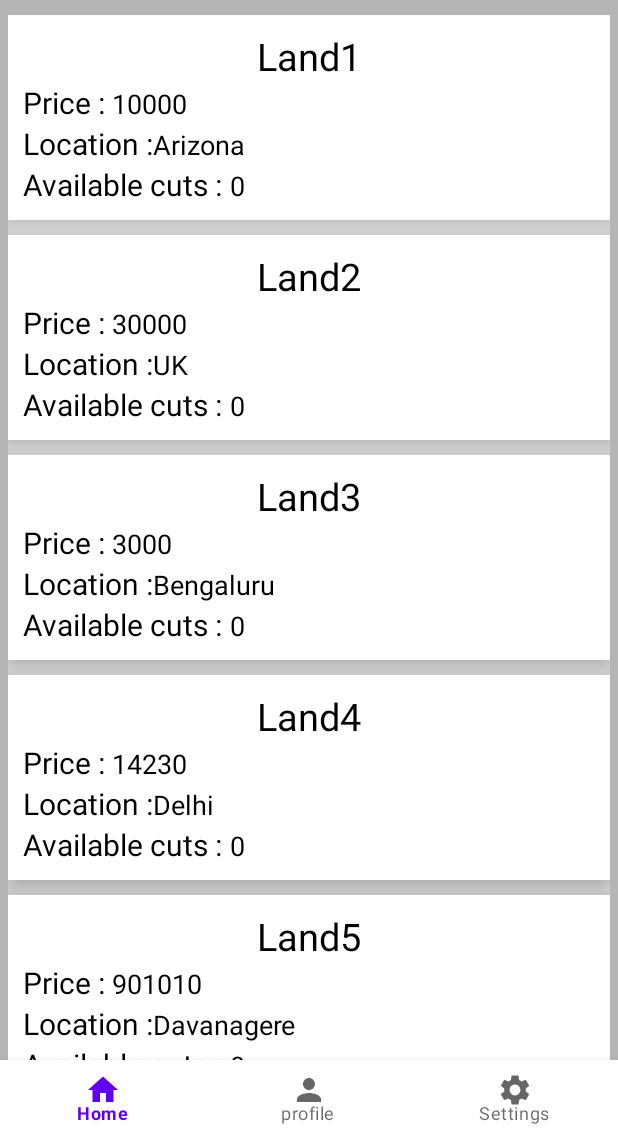
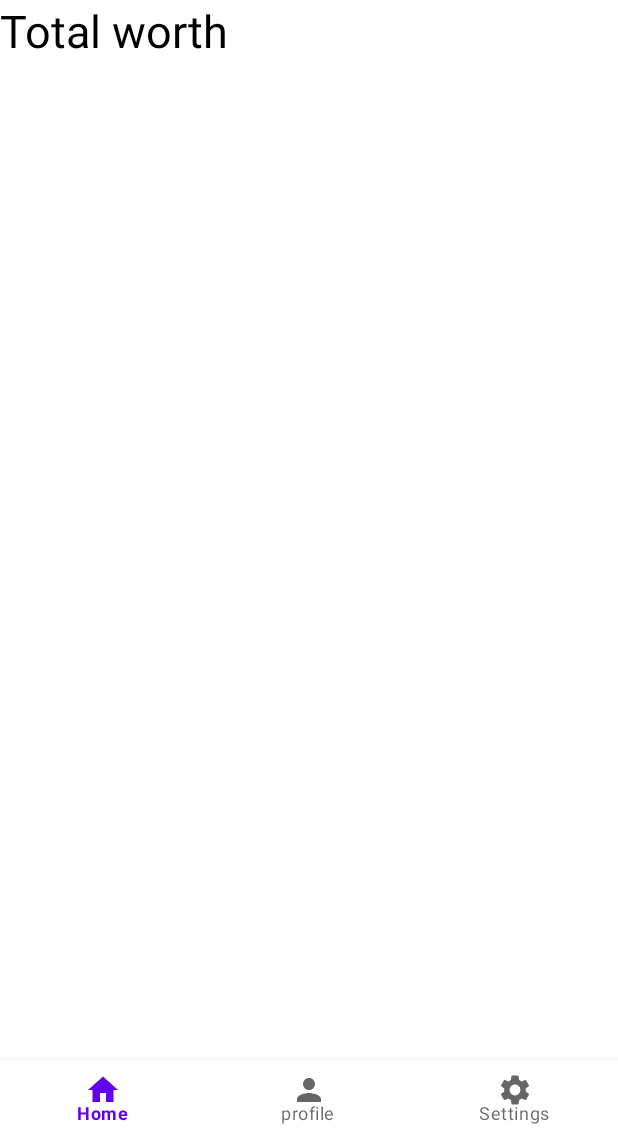
Before and after one commit to AdityaVSM/LandCuts, an Android app: the screen it shows after launch once a user with an empty profile is signed in (HomeActivity), on a phone screen of 412 x 824 dp, the part 101-1236 px from its top. Run offline under Robolectric (Android 15) with nearby library versions, the phone set to English and light mode, and no system bars; our stand-ins replace Firebase (no records; nobody signed in at launch, a user with empty details on screens opened directly).

Commit message:
added land details to firebase

```diff
--- a/app/src/main/java/com/example/landcuts/Fragments/HomeFragment.java
+++ b/app/src/main/java/com/example/landcuts/Fragments/HomeFragment.java
@@ -2,6 +2,7 @@ package com.example.landcuts.Fragments;
 
 import android.os.Bundle;
 
+import androidx.annotation.NonNull;
 import androidx.annotation.Nullable;
 import androidx.fragment.app.Fragment;
 
@@ -13,13 +14,23 @@ import android.widget.ListView;
 import android.widget.TextView;
 
 import com.example.landcuts.Adapters.LandViewAdapter;
+import com.example.landcuts.Constants.Constants;
 import com.example.landcuts.Models.Land;
+import com.example.landcuts.Models.User;
 import com.example.landcuts.R;
+import com.google.firebase.database.DataSnapshot;
+import com.google.firebase.database.DatabaseError;
+import com.google.firebase.database.DatabaseReference;
+import com.google.firebase.database.FirebaseDatabase;
+import com.google.firebase.database.ValueEventListener;
 
 import java.util.ArrayList;
 
 public class HomeFragment extends Fragment {
 
+
+    FirebaseDatabase database;
+    ListView diff_land_list_view;
 
     public HomeFragment() {
         // Required empty public constructor
@@ -29,23 +40,64 @@ public class HomeFragment extends Fragment {
     public View onCreateView(LayoutInflater inflater, ViewGroup container,Bundle savedInstanceState) {
 
         final View view = inflater.inflate(R.layout.fragment_home, container, false);
+        diff_land_list_view= view.findViewById(R.id.diff_land_list_view);
+        final ArrayList<Land> arrayList = new ArrayList<>();
+        database = FirebaseDatabase.getInstance();
+        DatabaseReference databaseReference = database.getReference().child("land");
 
-        final ArrayList<Land> arrayList = new ArrayList<>();
+//        DatabaseReference databaseReference = database.getReference().child("land").child("1");
+//        databaseReference.setValue(new Land("Land1","Arizona",10000));
+//
+//        databaseReference = database.getReference().child("land").child("2");
+//        databaseReference.setValue(new Land("Land2","UK",30000));
+//
+//        databaseReference = database.getReference().child("land").child("3");
+//        databaseReference.setValue(new Land("Land3","Bengaluru",3000));
+//
+//        databaseReference = database.getReference().child("land").child("4");
+//        databaseReference.setValue(new Land("Land4","Delhi",14230));
+//
+//        databaseReference = database.getReference().child("land").child("5");
+//        databaseReference.setValue(new Land("Land5","Davanagere",901010));
+//
+//        databaseReference = database.getReference().child("land").child("6");
+//        databaseReference.setValue(new Land("Land6","California",42000));
+        databaseReference.addValueEventListener(new ValueEventListener() {
+            @Override
+            public void onDataChange(@NonNull DataSnapshot snapshot) {
+                for(DataSnapshot data_snapshot : snapshot.getChildren()){
+                    String name = data_snapshot.child("name").getValue().toString();
+                    String location = data_snapshot.child("location").getValue().toString();
+                    long initialPrice, currentPrice;
+                    if(data_snapshot.child("initialPrice").getValue()!=null)
+                        initialPrice = (long)data_snapshot.child("initialPrice").getValue();
+                    else
+                        initialPrice = 0;
+                    if(data_snapshot.child("currentPrice").getValue()!=null)
+                        currentPrice = (long)data_snapshot.child("currentPrice").getValue();
+                    else
+                        currentPrice = 0;
+                    Land land = new Land(name,location,initialPrice);
 
-        // add all the values from 1 to 15 to the arrayList
-        // the items are of the type NumbersView
-        arrayList.add(new Land("Land1","Arizona",10000));
-        arrayList.add(new Land("Land2","UK",30000));
-        arrayList.add(new Land("Land3","Bengaluru",3000));
-        arrayList.add(new Land("Land4","Delhi",14230));
-        arrayList.add(new Land("Land5","Davanagere",901010));
-        arrayList.add(new Land("Land6","California",42000));
+//                    land.setNo_of_available_cuts((int)data_snapshot.child("no_of_available_cuts").getValue());
+//                    land.setCurrentPrice((long)data_snapshot.child("currentPrice").getValue());
+                    arrayList.add(land);
+                }
+            }
 
-        LandViewAdapter numbersArrayAdapter = new LandViewAdapter(getActivity().getApplicationContext(), arrayList);
+            @Override
+            public void onCancelled(@NonNull DatabaseError error) {
 
-        ListView diff_land_list_view = view.findViewById(R.id.diff_land_list_view);
+            }
+        });
 
-        diff_land_list_view.setAdapter(numbersArrayAdapter);
+
+
+
+        LandViewAdapter landViewAdapter = new LandViewAdapter(getActivity().getApplicationContext(), arrayList);
+
+
+        diff_land_list_view.setAdapter(landViewAdapter);
 
         return view;
     }
--- a/app/src/main/java/com/example/landcuts/Models/Land.java
+++ b/app/src/main/java/com/example/landcuts/Models/Land.java
@@ -14,6 +14,7 @@ public class Land {
         this.name = name;
         this.location = location;
         this.initialPrice = initialPrice;
+        no_of_available_cuts = 100;
         users_who_bought_current_land = new ArrayList<>();
         this.currentPrice = initialPrice;
     }
--- a/app/src/main/res/layout/fragment_home.xml
+++ b/app/src/main/res/layout/fragment_home.xml
@@ -3,7 +3,7 @@
     xmlns:tools="http://schemas.android.com/tools"
     android:layout_width="match_parent"
     android:layout_height="match_parent"
-    android:background="#B5B5B5"
+    android:background="@color/white"
     tools:context=".Fragments.HomeFragment">
 
     <LinearLayout
@@ -21,6 +21,24 @@
             android:gravity="center"
             android:textColor="#FF0000"
             android:textSize="50sp"/>
+
+        <LinearLayout
+            android:layout_width="match_parent"
+            android:layout_height="wrap_content"
+            android:orientation="vertical">
+            <TextView
+                android:layout_width="wrap_content"
+                android:layout_height="wrap_content"
+                android:textSize="30sp"
+                android:textColor="@color/black"
+                android:text="Total worth"/>
+            <TextView
+                android:id="@+id/current_worth_view"
+                android:layout_width="wrap_content"
+                android:textSize="40sp"
+                android:layout_height="wrap_content"/>
+
+        </LinearLayout>
 
         <ListView
             android:id="@+id/diff_land_list_view"
```
Also changed, not shown: app/src/main/java/com/example/landcuts/Constants/Constants.java (added, +16 -0 lines).
